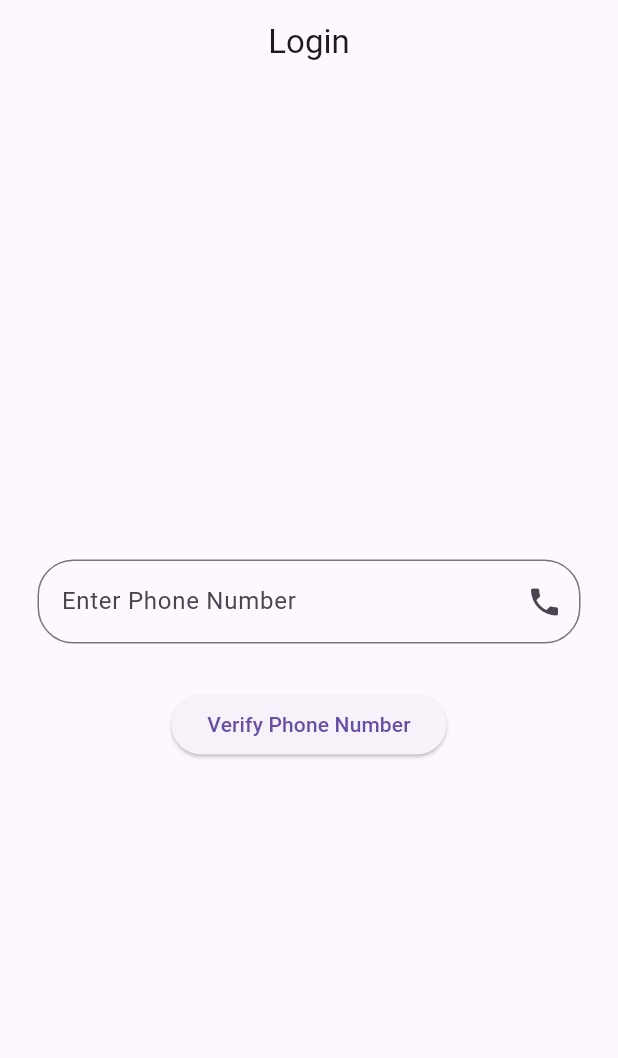
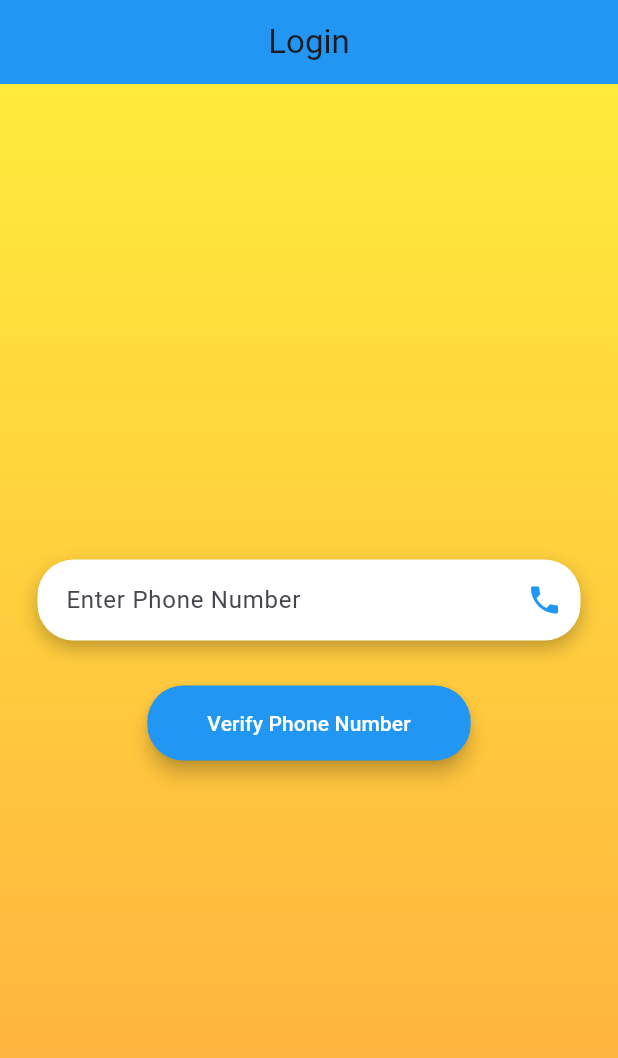
Before and after one commit to Gauravpandey001/RouteMate, a Flutter app: the PhoneAuth screen opened directly, on a phone screen of 412 x 824 dp. Shown: the top 1058 px of the screen. Run offline on Flutter 3.47's test engine with Material 3 defaults, Android fonts, the light colour scheme and no system bars; our stand-ins replace firebase_auth, firebase_core, firebase_database, firebase_storage, geocoding, geolocator and 2 more; accounts and stored records are empty; network calls fail.

Commit message:
phone authentication screen UI completed

```diff
--- a/lib/auth/phoneauth.dart
+++ b/lib/auth/phoneauth.dart
@@ -18,37 +18,64 @@ class _PhoneAuthState extends State<PhoneAuth> {
       appBar: AppBar(
         title: Text("Login"),
         centerTitle: true,
+        backgroundColor: Colors.blue,
       ),
-      body: Column(
+      body: Container(
+        decoration: BoxDecoration(
+          gradient: LinearGradient(
+            colors: [Colors.yellow, Colors.orangeAccent],
+            begin: Alignment.topCenter,
+            end: Alignment.bottomCenter,
+          ),
+        ),
+        child: Center(
+          child: Padding(
+            padding: const EdgeInsets.all(25.0),
+            child: Column(
               mainAxisAlignment: MainAxisAlignment.center,
               children: [
-          Padding(
-            padding: const EdgeInsets.symmetric(horizontal: 25),
+                Container(
+                  decoration: BoxDecoration(
+                    color: Colors.white,
+                    borderRadius: BorderRadius.circular(24),
+                    boxShadow: [
+                      BoxShadow(
+                        color: Colors.black26,
+                        blurRadius: 10,
+                        offset: Offset(0, 5),
+                      ),
+                    ],
+                  ),
                   child: TextField(
                     controller: phoneController,
                     keyboardType: TextInputType.number,
                     decoration: InputDecoration(
                       hintText: "Enter Phone Number",
-                suffixIcon: Icon(Icons.phone),
+                      suffixIcon: Icon(Icons.phone, color: Colors.blue),
                       border: OutlineInputBorder(
                         borderRadius: BorderRadius.circular(24),
+                        borderSide: BorderSide.none,
                       ),
+                      contentPadding: EdgeInsets.all(15),
                     ),
                   ),
                 ),
                 SizedBox(height: 30),
                 ElevatedButton(
+                  style: ElevatedButton.styleFrom(
+                    foregroundColor: Colors.white, backgroundColor: Colors.blue,
+                    padding: EdgeInsets.symmetric(horizontal: 40, vertical: 15),
+                    shape: RoundedRectangleBorder(
+                      borderRadius: BorderRadius.circular(24),
+                    ),
+                    elevation: 5,
+                  ),
                   onPressed: () async {
                     try {
                       await FirebaseAuth.instance.verifyPhoneNumber(
                         phoneNumber: phoneController.text,
-                  verificationCompleted: (PhoneAuthCredential credential) {
-                    // Handle auto-retrieval or instant verification on some devices
-                  },
+                        verificationCompleted: (PhoneAuthCredential credential) {},
                         verificationFailed: (FirebaseAuthException ex) {
-                    // Handle verification failure
-                    print('Verification failed: ${ex.message}');
-                    // Display error message to the user
                           ScaffoldMessenger.of(context).showSnackBar(
                             SnackBar(
                               content: Text('Verification failed: ${ex.message}'),
@@ -56,7 +83,6 @@ class _PhoneAuthState extends State<PhoneAuth> {
                           );
                         },
                         codeSent: (String verificationId, int? resendToken) {
-                    // Navigate to OTPScreen and pass verificationId
                           Navigator.push(
                             context,
                             MaterialPageRoute(
@@ -64,15 +90,9 @@ class _PhoneAuthState extends State<PhoneAuth> {
                             ),
                           );
                         },
-                  codeAutoRetrievalTimeout: (String verificationId) {
-                    // Handle code auto-retrieval timeout
-                    print('Code auto-retrieval timed out');
-                  },
+                        codeAutoRetrievalTimeout: (String verificationId) {},
                       );
                     } catch (e) {
-                // Handle other errors
-                print('Error: $e');
-                // Display error message to the user
                       ScaffoldMessenger.of(context).showSnackBar(
                         SnackBar(
                           content: Text('Error: $e'),
@@ -84,6 +104,9 @@ class _PhoneAuthState extends State<PhoneAuth> {
                 ),
               ],
             ),
+          ),
+        ),
+      ),
     );
   }
 }
--- a/lib/dashboard.dart
+++ b/lib/dashboard.dart
@@ -1,4 +1,3 @@
-import 'package:firebase_auth/firebase_auth.dart';
 import 'package:flutter/material.dart';
 import 'package:routemate/pages/home.dart';
 import 'package:routemate/pages/myrides.dart';
@@ -8,7 +7,7 @@ import 'package:routemate/pages/profile.dart';
 class DashboardScreen extends StatefulWidget {
   final String userId;
 
-  DashboardScreen({required this.userId});
+  const DashboardScreen({super.key, required this.userId});
 
   @override
   _DashboardScreenState createState() => _DashboardScreenState();
@@ -25,7 +24,7 @@ class _DashboardScreenState extends State<DashboardScreen> {
   Widget build(BuildContext context) {
     return Scaffold(
       appBar: AppBar(
-        title: Text('Dashboard'),
+        title: const Text('Dashboard'),
         backgroundColor: blueColor, // Set app bar color
       ),
       body: IndexedStack(
--- a/lib/pages/find.dart
+++ b/lib/pages/find.dart
@@ -108,7 +108,7 @@ class _FindPageState extends State<FindPage> {
                   });
                 },
                 style: ElevatedButton.styleFrom(
-                  primary: Colors.red,
+                  backgroundColor: Colors.red,
                   padding: EdgeInsets.symmetric(vertical: 20),
                   shape: RoundedRectangleBorder(borderRadius: BorderRadius.circular(10)),
                 ),
```
Also changed, not shown: lib/main.dart (+4 -5 lines), pubspec.lock. Lines whose indentation alone changed are shown as unchanged.
